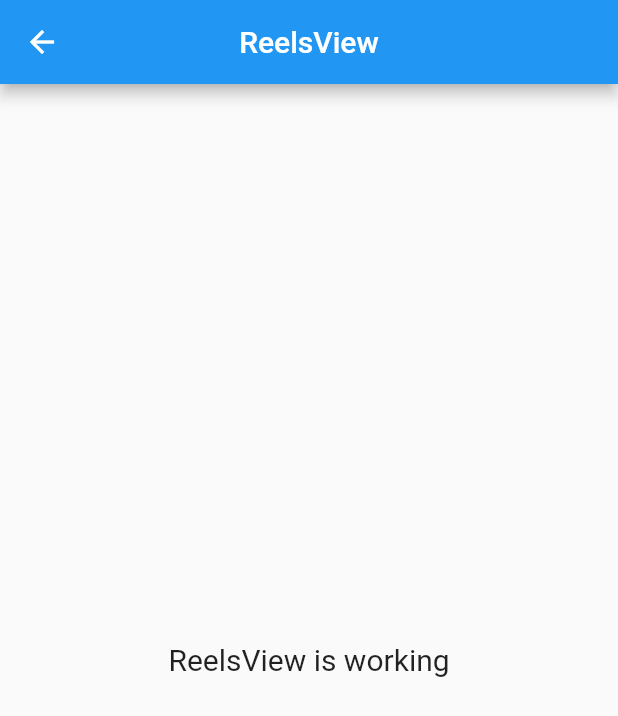
After one commit to Eklavya-Sachin/music_player, a Flutter app: the ReelsView screen opened by its route, on a phone screen of 412 x 824 dp. The commit adds this screen. Shown: the top 716 px of the screen. Run offline on Flutter 3.47's test engine with Material 2 defaults, Android fonts, the phone set to English and light mode, and no system bars; our stand-ins replace get.

Commit message:
Added reels page

```diff
--- /dev/null
+++ b/lib/app/modules/reels/views/reels_view.dart
@@ -0,0 +1,24 @@
+import 'package:flutter/material.dart';
+
+import 'package:get/get.dart';
+
+import '../controllers/reels_controller.dart';
+
+class ReelsView extends GetView<ReelsController> {
+  const ReelsView({Key? key}) : super(key: key);
+  @override
+  Widget build(BuildContext context) {
+    return Scaffold(
+      appBar: AppBar(
+        title: const Text('ReelsView'),
+        centerTitle: true,
+      ),
+      body: Center(
+        child: Text(
+          'ReelsView is working',
+          style: TextStyle(fontSize: 20),
+        ),
+      ),
+    );
+  }
+}
--- a/lib/app/routes/app_pages.dart
+++ b/lib/app/routes/app_pages.dart
@@ -2,6 +2,8 @@ import 'package:get/get.dart';
 
 import '../modules/home/bindings/home_binding.dart';
 import '../modules/home/views/home_view.dart';
+import '../modules/reels/bindings/reels_binding.dart';
+import '../modules/reels/views/reels_view.dart';
 
 part 'app_routes.dart';
 
@@ -16,5 +18,10 @@ class AppPages {
       page: () => const HomeView(),
       binding: HomeBinding(),
     ),
+    GetPage(
+      name: _Paths.REELS,
+      page: () => const ReelsView(),
+      binding: ReelsBinding(),
+    ),
   ];
 }
--- a/lib/app/routes/app_routes.dart
+++ b/lib/app/routes/app_routes.dart
@@ -4,9 +4,11 @@ part of 'app_pages.dart';
 abstract class Routes {
   Routes._();
   static const HOME = _Paths.HOME;
+  static const REELS = _Paths.REELS;
 }
 
 abstract class _Paths {
   _Paths._();
   static const HOME = '/home';
+  static const REELS = '/reels';
 }
```
Also changed, not shown: lib/app/modules/reels/bindings/reels_binding.dart (added, +12 -0 lines), lib/app/modules/reels/controllers/reels_controller.dart (added, +23 -0 lines).
